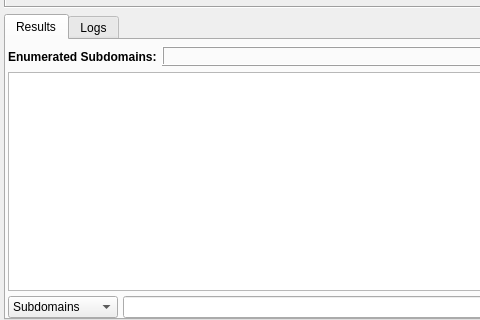
3nock/OTE, file sub3suite/src/engines/brute/Brute.ui: the form before one commit; both pictures show x 0 to 480 and y 143 to 463 of the 673 by 463 pixel window.
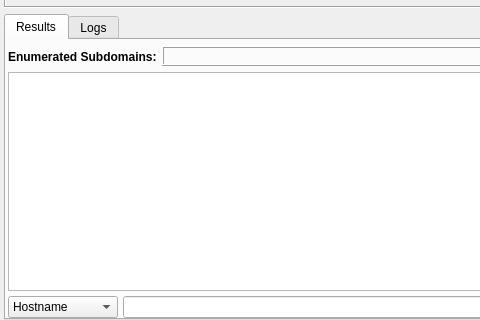
The form after the commit. Custom widgets are drawn as their Qt base class.

```diff
--- a/sub3suite/src/engines/brute/Brute.ui
+++ b/sub3suite/src/engines/brute/Brute.ui
@@ -469,7 +469,7 @@
                </property>
                <item>
                 <property name="text">
-                 <string>Subdomains</string>
+                 <string>Hostname</string>
                 </property>
                </item>
                <item>
```
Left out of the diff: 7 changed lines with no effect on the pictures.
